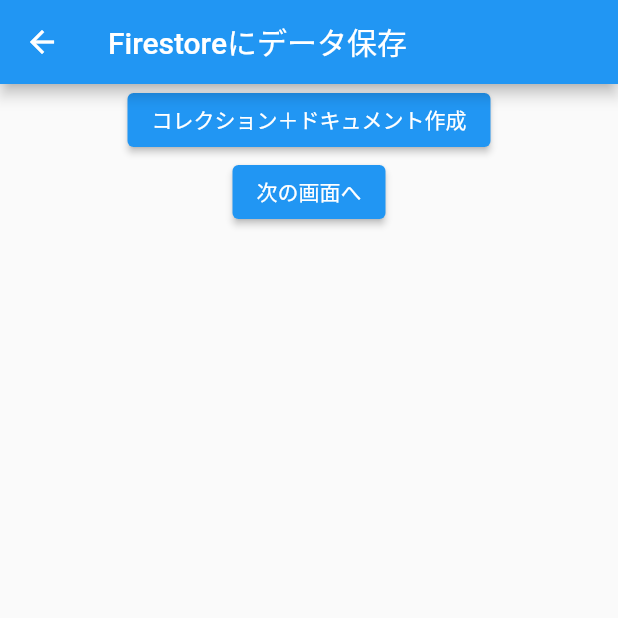
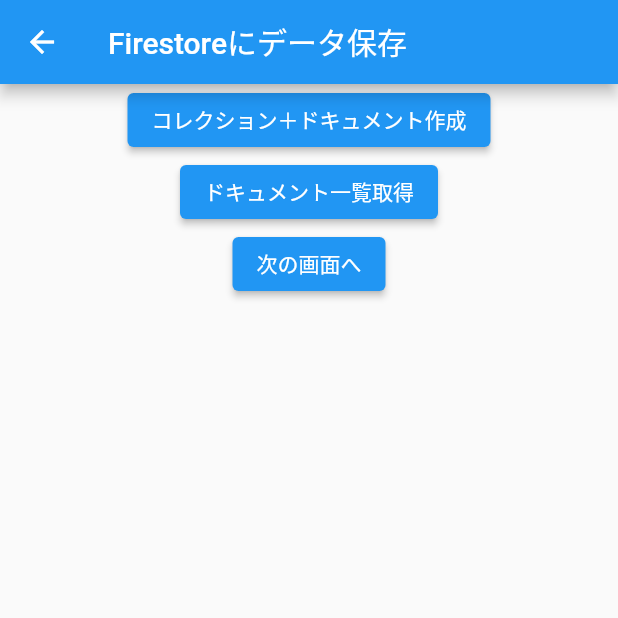
Before and after one commit to sisosyunya/secondfirebase, a Flutter app: the SecondPage screen opened directly, on a phone screen of 412 x 824 dp, the top half of it. Run offline on Flutter 3.47's test engine with Material 2 defaults, Android fonts, the light colour scheme and no system bars; our stand-ins replace cloud_firestore, firebase_auth, firebase_core; missing offline and left inert: cloud_firestore_web, firebase_auth_web, firebase_core_web; accounts and stored records are empty.

Commit message:
ドキュメントから一覧取得

```diff
--- a/lib/main.dart
+++ b/lib/main.dart
@@ -4,6 +4,7 @@
 import 'package:firebase_auth/firebase_auth.dart';
 import 'Secondpage.dart';
 void main() async {
+  // firebaseのインスタンス化（初期化）
     WidgetsFlutterBinding.ensureInitialized();
     await Firebase.initializeApp(
         options: DefaultFirebaseOptions.currentPlatform,
--- a/lib/secondpage.dart
+++ b/lib/secondpage.dart
@@ -5,7 +5,15 @@
 import 'package:firebase_core/firebase_core.dart';
 import 'package:flutter/material.dart';
 
-class SecondPage extends StatelessWidget {
+// これでstateを扱うことができる
+class SecondPage extends StatefulWidget {
+  @override
+  _SecondPage createState() => _SecondPage();
+}
+
+class _SecondPage extends State<SecondPage> {
+  List<DocumentSnapshot> documentList = [];
+
   @override
   Widget build(BuildContext context) {
     return Scaffold(
@@ -18,9 +26,30 @@
             ElevatedButton(
               child: Text('コレクション＋ドキュメント作成'),
               onPressed: ()async{
+                // setでドキュメント作成
                 await FirebaseFirestore.instance.collection('users').doc('id_abc').set({'name':'鈴木','age':40});
               },
               ),
+            ElevatedButton(
+              child:Text('ドキュメント一覧取得'),
+              onPressed: () async {
+                // コレクション内のドキュメント一覧を取得
+                final snapshot = await FirebaseFirestore.instance.collection('users').get();
+                // 取得したドキュメント一覧を反映
+                setState((){
+                  documentList = snapshot.docs;
+                });
+              },
+              ),
+            // コレクション内のドキュメント一覧を表示
+            Column(
+              children: documentList.map((document){
+                return ListTile(
+                  title:Text('${document['name']}さん'),
+                  subtitle:Text('${document['age']}歳'),
+                );
+              }).toList(),
+            ),
             ElevatedButton(
               onPressed: (){
                 Navigator.push(
```
